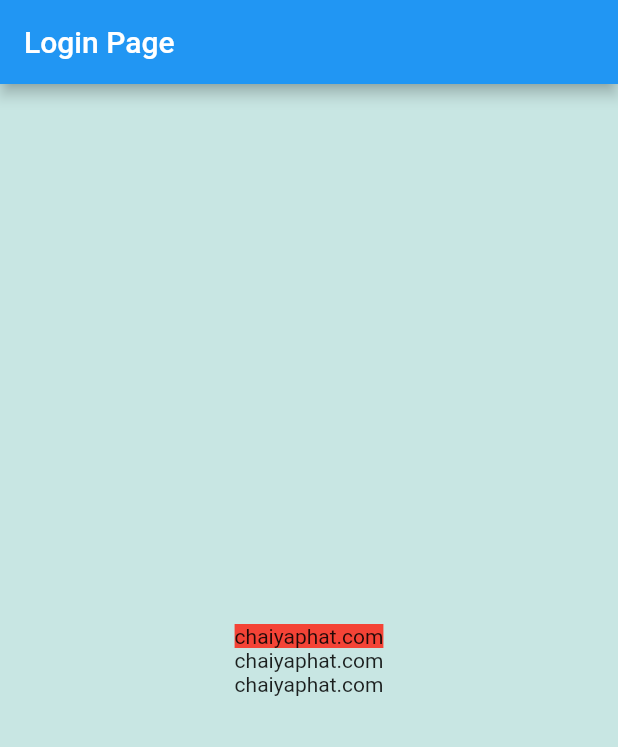
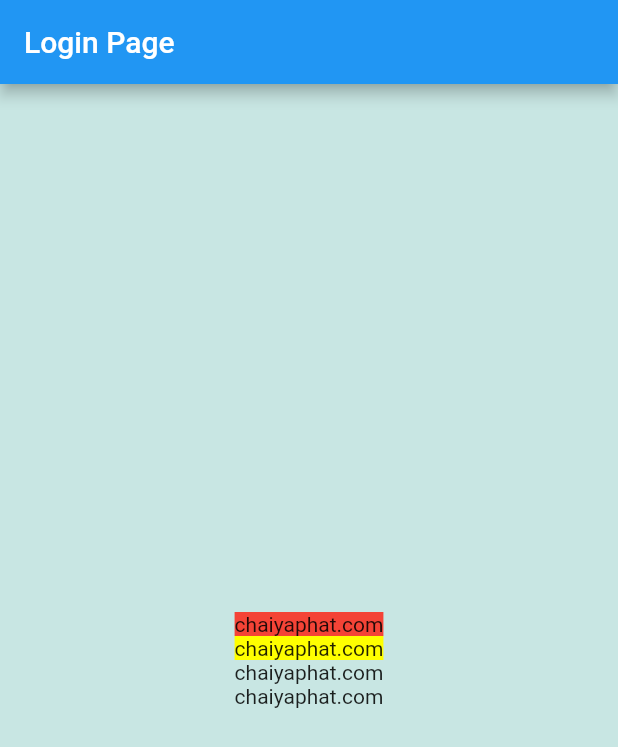
Before and after one commit to chaiyaphat20/flutter_ep1, a Flutter app: the screen it shows after launch, on a phone screen of 412 x 824 dp. Shown: the top 747 px of the screen. Run offline on Flutter 3.47's test engine with Material 2 defaults, Android fonts, the phone set to English and light mode, and no system bars.

Commit message:
[TRY]: Test Tag in Git

```diff
--- a/lib/main.dart
+++ b/lib/main.dart
@@ -38,6 +38,7 @@ class _LoginPageState extends State<LoginPage> {
           mainAxisAlignment: MainAxisAlignment.center,
           children: [
             Container(child: Text("chaiyaphat.com"),color: Colors.red,),
+            Container(child: Text("chaiyaphat.com"),color: Colors.yellowAccent,),
             Text("chaiyaphat.com"),
             Text("chaiyaphat.com"),
           ],
```
